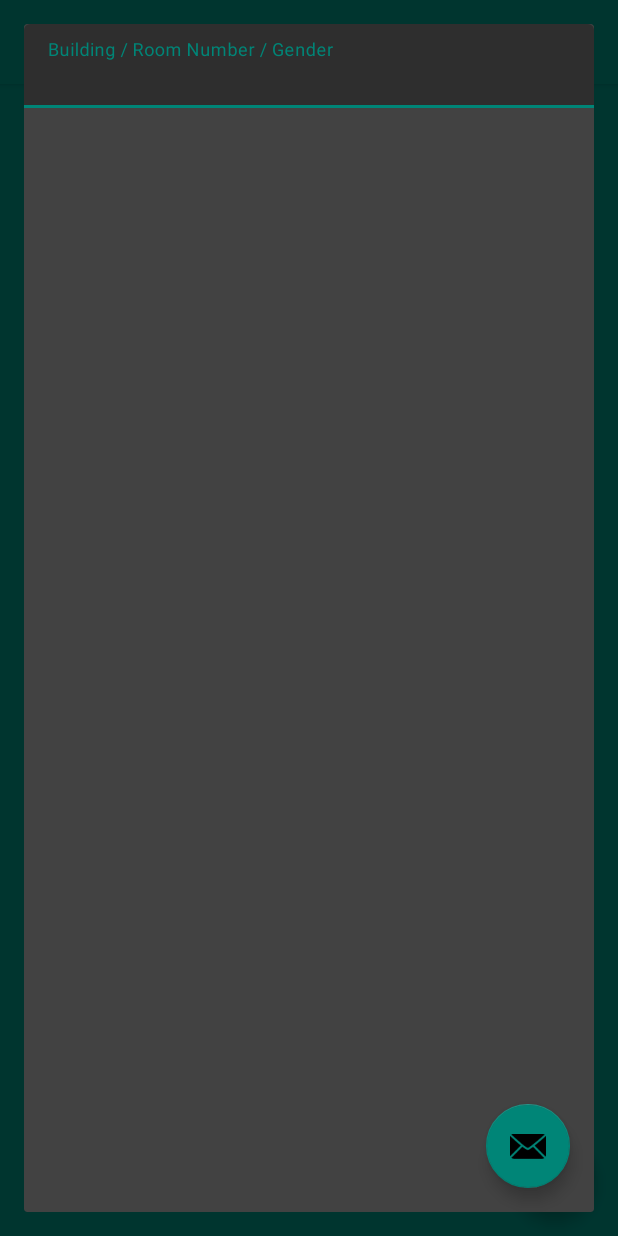
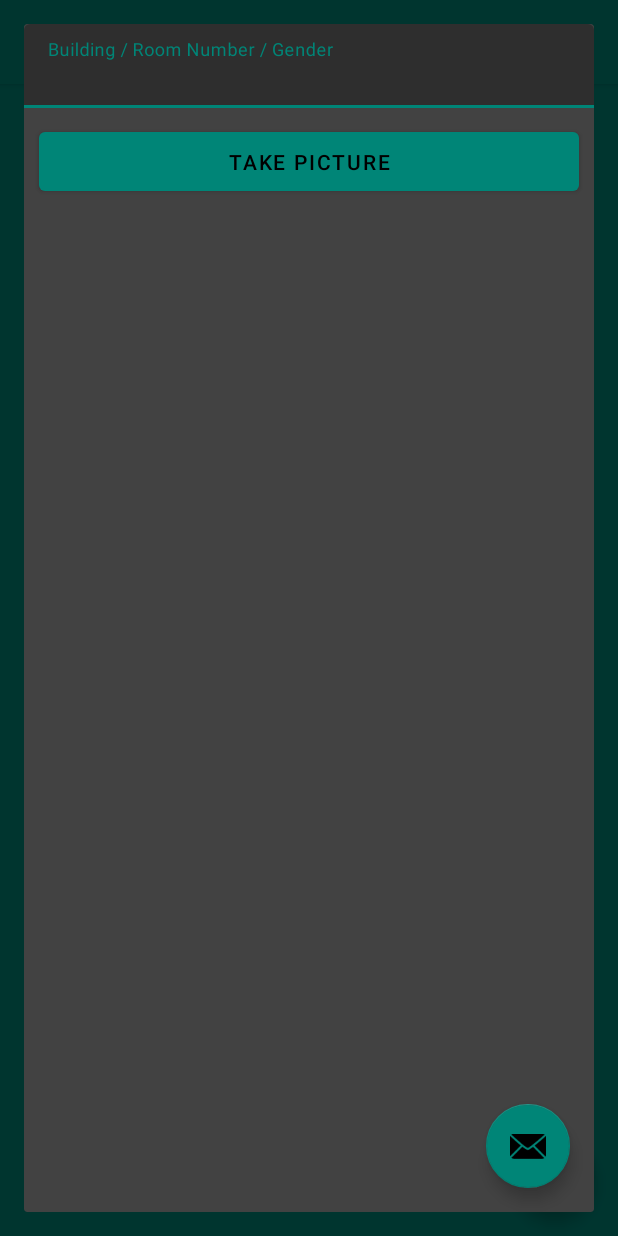
Before and after one commit to brianmlatimer/Boilermake-2020, an Android app: the BathroomActivity screen opened directly, with no data from a screen before it, after a tap on an icon or button, on a phone screen of 412 x 824 dp. Run offline under Robolectric (Android 15) with nearby library versions, the phone set to English and light mode, and no system bars; our stand-ins replace Firebase (no records; nobody signed in at launch, a user with empty details on screens opened directly); 2 statements that could not run were skipped.

Commit message:
work in progress with camera.

```diff
--- a/android/app/src/main/AndroidManifest.xml
+++ b/android/app/src/main/AndroidManifest.xml
@@ -4,6 +4,8 @@
 
     <uses-permission android:name="android.permission.INTERNET" />
     <uses-permission android:name="android.permission.ACCESS_NETWORK_STATE" />
+    <uses-permission android:name="android.permission.READ_EXTERNAL_STORAGE"/>
+    <uses-permission android:name="android.permission.WRITE_EXTERNAL_STORAGE"/>
 
     <!--        android:networkSecurityConfig="@xml/network_security_config"-->
     <application
--- a/android/app/src/main/java/com/boilermake/mwen/AddReviewFragment.java
+++ b/android/app/src/main/java/com/boilermake/mwen/AddReviewFragment.java
@@ -71,7 +71,7 @@ public class AddReviewFragment extends DialogFragment{
             public void onClick(View v) {
                 @SuppressLint("DefaultLocale")
                 DatabaseReference ref = database.getReference(String.format("/rating/\"%s\"/%d",bathroom.name , (int) finalCount));
-                ref.setValue(new Review((int) finalCount, "unknown", Objects.requireNonNull(input.getText()).toString()));
+                ref.setValue(new Review((int) finalCount, "anonymous", Objects.requireNonNull(input.getText()).toString()));
                 assert getFragmentManager() != null;
                 getDialog().dismiss();
             }
--- a/android/app/src/main/java/com/boilermake/mwen/BathroomActivity.java
+++ b/android/app/src/main/java/com/boilermake/mwen/BathroomActivity.java
@@ -68,7 +68,6 @@ public class BathroomActivity extends AppCompatActivity {
                 for (DataSnapshot i: dataSnapshot.getChildren()) {
                     ReviewReturn r = i.getValue(ReviewReturn.class);
                     assert r != null;
-                    Log.v("HEY", r.username);
                     list.add(new Review(r));
                 }
                 adapter.notifyDataSetChanged();
--- a/android/app/src/main/res/layout/add_review_dialog.xml
+++ b/android/app/src/main/res/layout/add_review_dialog.xml
@@ -6,6 +6,11 @@
     android:layout_width="match_parent"
     android:layout_height="match_parent"
     tools:context=".AddReviewFragment">
+
+    <LinearLayout
+        android:layout_width="match_parent"
+        android:layout_height="match_parent"
+        android:orientation="vertical">
 
         <com.google.android.material.textfield.TextInputLayout
             style="@style/Widget.MaterialComponents.TextInputLayout.FilledBox"
@@ -23,6 +28,16 @@
 
         </com.google.android.material.textfield.TextInputLayout>
 
+        <com.google.android.material.button.MaterialButton
+            android:padding="10dp"
+            android:layout_margin="10dp"
+            android:id="@+id/material_button"
+            android:layout_width="match_parent"
+            android:layout_height="wrap_content"
+            android:text="Take Picture"/>
+
+    </LinearLayout>
+
     <com.google.android.material.floatingactionbutton.FloatingActionButton
         android:id="@+id/fab_add_review"
         android:layout_width="wrap_content"
```
Lines whose indentation alone changed are shown as unchanged.
